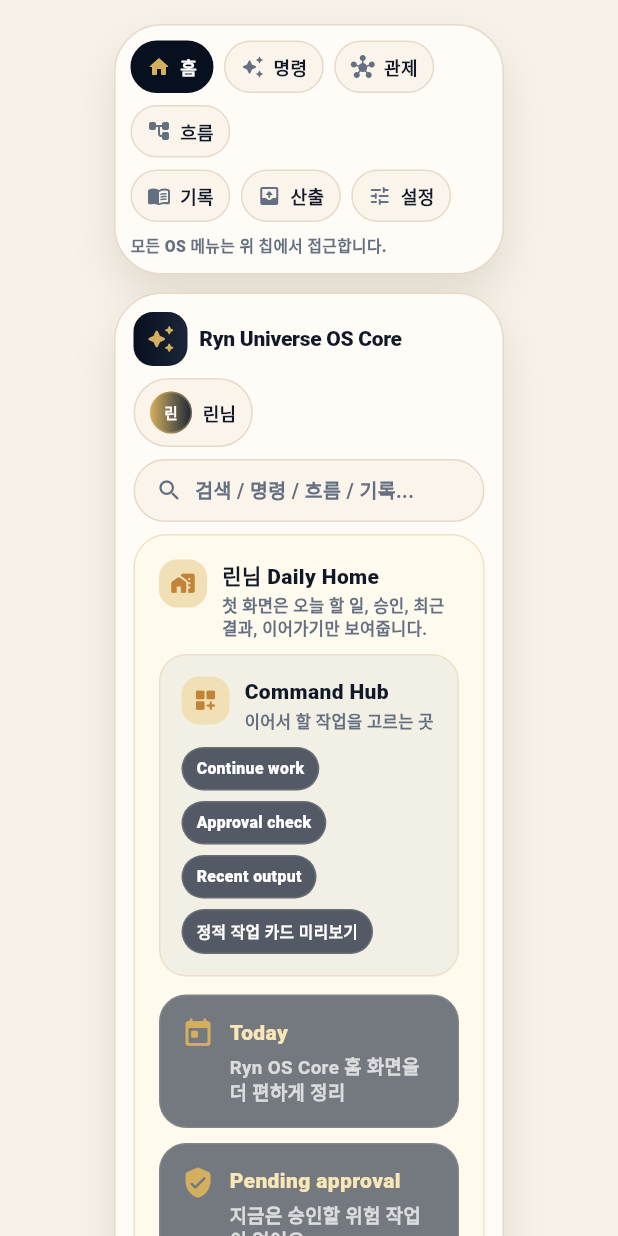
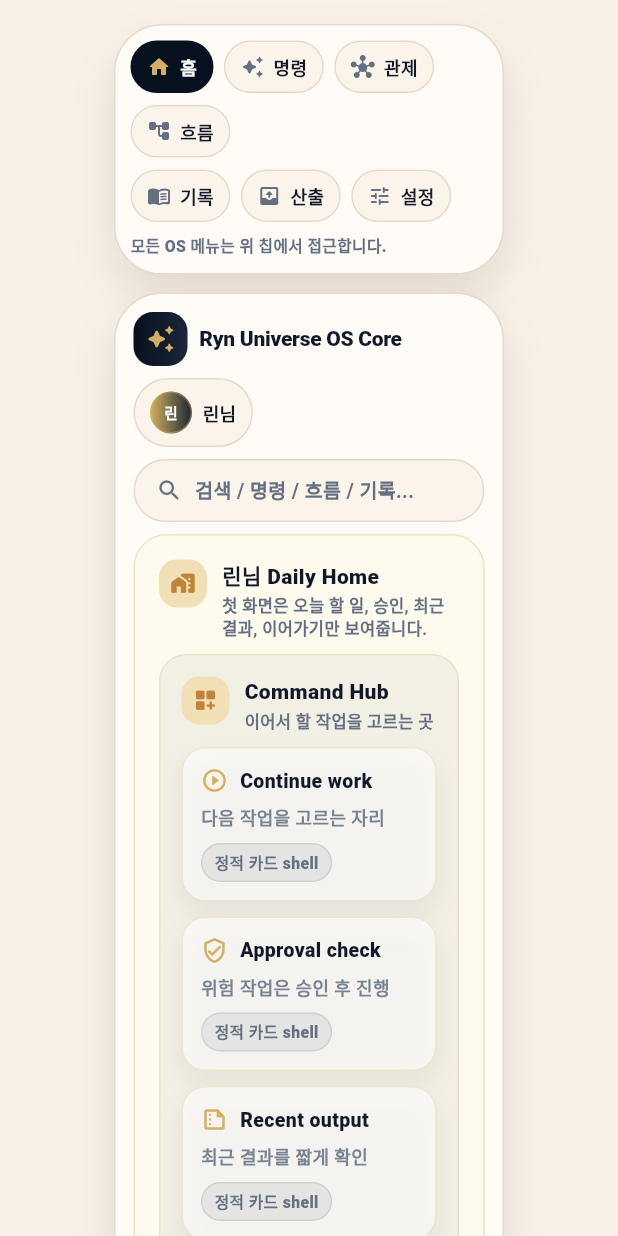
Before and after one commit to rinvitalcenter/ryn-universe-os-core, a Flutter app: the screen it shows after launch, on a phone screen of 412 x 824 dp. Run offline on Flutter 3.47's test engine with Material 3 defaults, Android fonts, the phone set to English and light mode, and no system bars; our stand-ins replace drift; accounts and stored records are empty; generated files the repository leaves out were written again.

Commit message:
feat: add command hub card shells

```diff
--- a/lib/core/text/app_text.dart
+++ b/lib/core/text/app_text.dart
@@ -62,7 +62,10 @@ abstract final class AppText {
   static const cmdCommandHubContinue = 'Continue work';
   static const cmdCommandHubApproval = 'Approval check';
   static const cmdCommandHubRecent = 'Recent output';
-  static const cmdCommandHubStaticPreview = '정적 작업 카드 미리보기';
+  static const cmdCommandHubContinueBody = '다음 작업을 고르는 자리';
+  static const cmdCommandHubApprovalBody = '위험 작업은 승인 후 진행';
+  static const cmdCommandHubRecentBody = '최근 결과를 짧게 확인';
+  static const cmdCommandHubStaticPreview = '정적 카드 shell';
   static const cmdChiefGovernanceDeck = 'Chief / Governance Deck';
   static const cmdDbClosedNoWrite = 'DB CLOSED / NO WRITE';
   static const cmdSchemaHold = 'Schema HOLD';
--- a/lib/main.dart
+++ b/lib/main.dart
@@ -545,13 +545,117 @@ class _CommandHubScopeSurface extends StatelessWidget {
             onDark: false,
           ),
           SizedBox(height: 10),
-          _StaticShellWrap(
-            items: [
-              AppText.cmdCommandHubContinue,
-              AppText.cmdCommandHubApproval,
-              AppText.cmdCommandHubRecent,
+          _CommandHubCardRow(),
+        ],
+      ),
+    );
+  }
+}
+
+class _CommandHubCardRow extends StatelessWidget {
+  const _CommandHubCardRow();
+
+  @override
+  Widget build(BuildContext context) {
+    return const Wrap(
+      spacing: 10,
+      runSpacing: 10,
+      children: [
+        _CommandHubCardShell(
+          icon: Icons.play_circle_outline_rounded,
+          title: AppText.cmdCommandHubContinue,
+          body: AppText.cmdCommandHubContinueBody,
+        ),
+        _CommandHubCardShell(
+          icon: Icons.verified_user_outlined,
+          title: AppText.cmdCommandHubApproval,
+          body: AppText.cmdCommandHubApprovalBody,
+        ),
+        _CommandHubCardShell(
+          icon: Icons.summarize_outlined,
+          title: AppText.cmdCommandHubRecent,
+          body: AppText.cmdCommandHubRecentBody,
+        ),
+      ],
+    );
+  }
+}
+
+class _CommandHubCardShell extends StatelessWidget {
+  const _CommandHubCardShell({
+    required this.icon,
+    required this.title,
+    required this.body,
+  });
+
+  final IconData icon;
+  final String title;
+  final String body;
+
+  @override
+  Widget build(BuildContext context) {
+    return Container(
+      width: 200,
+      padding: const EdgeInsets.all(12),
+      decoration: BoxDecoration(
+        color: Colors.white.withValues(alpha: 0.60),
+        borderRadius: BorderRadius.circular(16),
+        border: Border.all(color: RynPalette.gold.withValues(alpha: 0.24)),
+        boxShadow: [
+          BoxShadow(
+            color: RynPalette.navy.withValues(alpha: 0.06),
+            blurRadius: 14,
+            offset: const Offset(0, 8),
+          ),
+        ],
+      ),
+      child: Column(
+        crossAxisAlignment: CrossAxisAlignment.start,
+        children: [
+          Row(
+            children: [
+              Icon(icon, size: 18, color: RynPalette.gold),
+              const SizedBox(width: 8),
+              Expanded(
+                child: Text(
+                  title,
+                  style: const TextStyle(
+                    color: RynPalette.ink,
+                    fontWeight: FontWeight.w900,
+                    fontSize: 13,
+                  ),
+                ),
+              ),
+            ],
+          ),
+          const SizedBox(height: 7),
+          Text(
+            body,
+            style: TextStyle(
+              color: RynPalette.muted.withValues(alpha: 0.86),
+              fontWeight: FontWeight.w800,
+              fontSize: 12,
+              height: 1.25,
+            ),
+          ),
+          const SizedBox(height: 9),
+          Container(
+            padding: const EdgeInsets.symmetric(horizontal: 8, vertical: 4),
+            decoration: BoxDecoration(
+              color: RynPalette.deepNavy.withValues(alpha: 0.07),
+              borderRadius: BorderRadius.circular(999),
+              border: Border.all(
+                color: RynPalette.deepNavy.withValues(alpha: 0.10),
+              ),
+            ),
+            child: const Text(
               AppText.cmdCommandHubStaticPreview,
-            ],
+              style: TextStyle(
+                color: RynPalette.muted,
+                fontSize: 10.5,
+                fontWeight: FontWeight.w900,
+              ),
+            ),
           ),
         ],
       ),
```
Also changed, not shown: 1 other file.
